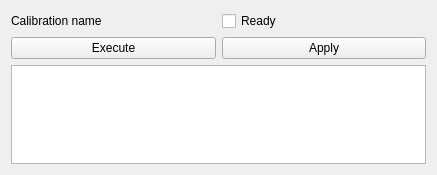
The window that gui/widget/calibrations/CalibrationWidget.ui (Kaldie/GeRoBot) describes before a commit, drawn with Qt 5.
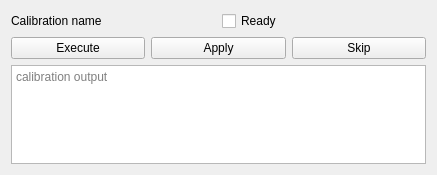
The same window after the commit.

```diff
--- a/gui/widget/calibrations/CalibrationWidget.ui
+++ b/gui/widget/calibrations/CalibrationWidget.ui
@@ -54,10 +54,24 @@
        </property>
       </widget>
      </item>
+     <item>
+      <widget class="QPushButton" name="skipButton">
+       <property name="text">
+        <string>Skip</string>
+       </property>
+      </widget>
+     </item>
     </layout>
    </item>
    <item>
-    <widget class="QPlainTextEdit" name="outputEdit"/>
+    <widget class="QPlainTextEdit" name="outputEdit">
+     <property name="readOnly">
+      <bool>true</bool>
+     </property>
+     <property name="placeholderText">
+      <string>calibration output</string>
+     </property>
+    </widget>
    </item>
   </layout>
  </widget>
```
Left out of the diff: 8 changed lines with no effect on the pictures.
